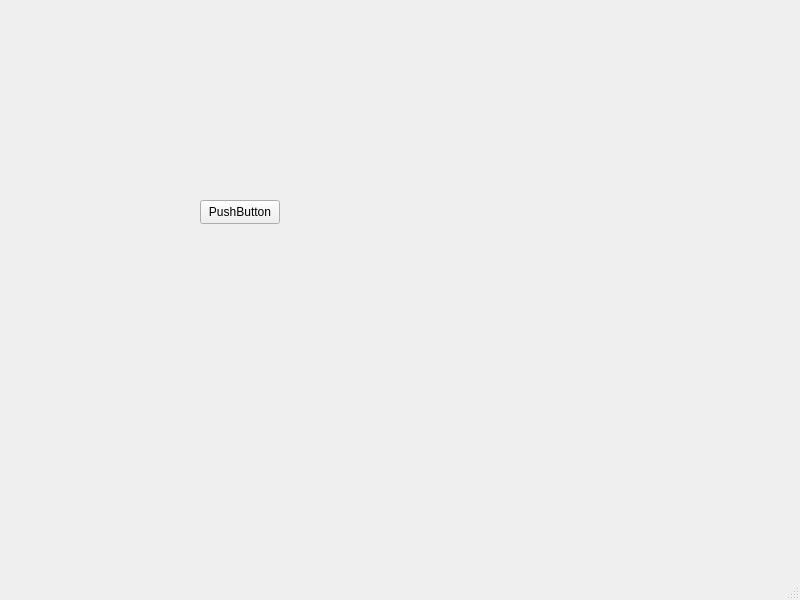
First picture: the form in celestialwindow.ui, repository QuakeIV/pax-interitus, before the edit.
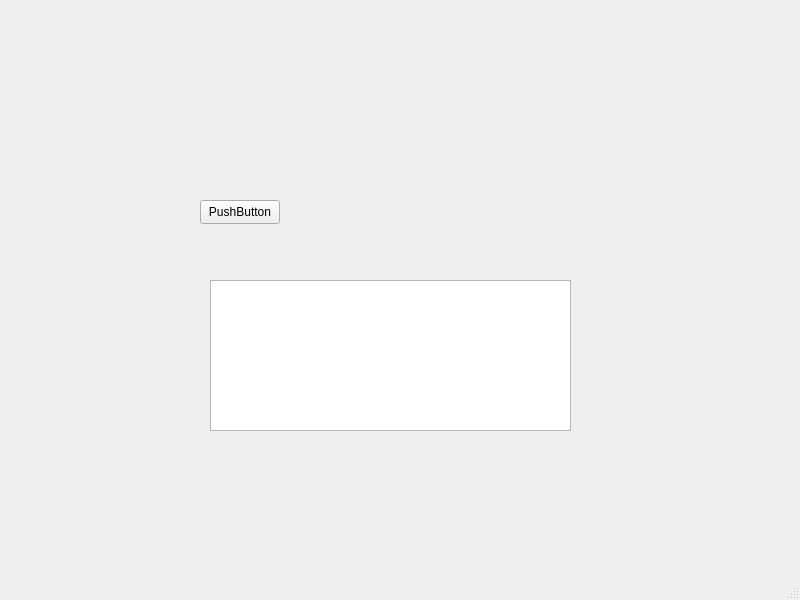
Second picture: the form after the edit.

Commit message: airport/plane posting, got the celestial window displaying some basic shit

Diff of the .ui file:
```diff
--- a/celestialwindow.ui
+++ b/celestialwindow.ui
@@ -27,6 +27,19 @@
      <string>PushButton</string>
     </property>
    </widget>
+   <widget class="QPlainTextEdit" name="textview">
+    <property name="geometry">
+     <rect>
+      <x>210</x>
+      <y>280</y>
+      <width>361</width>
+      <height>151</height>
+     </rect>
+    </property>
+    <property name="readOnly">
+     <bool>true</bool>
+    </property>
+   </widget>
   </widget>
   <widget class="QMenuBar" name="menubar">
    <property name="geometry">
```
The commit also changes 4 other files.
